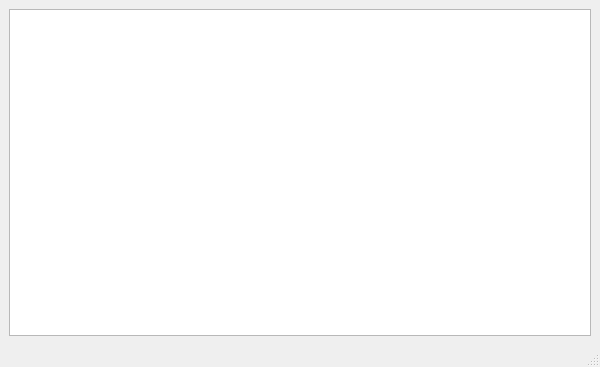
Above: UI/mainwindow.ui from skp17/pyCOM before the change. Below: the same form after it.
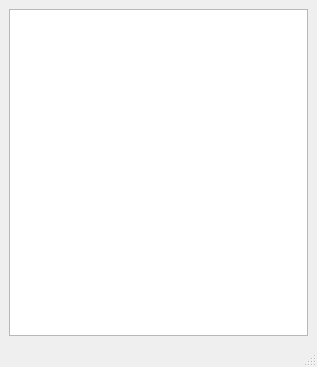
That is the form after the change.

```diff
--- a/UI/mainwindow.ui
+++ b/UI/mainwindow.ui
@@ -6,7 +6,7 @@
    <rect>
     <x>0</x>
     <y>0</y>
-    <width>600</width>
+    <width>317</width>
     <height>367</height>
    </rect>
   </property>
```
Left out of the diff: 2 changed lines with no effect on the pictures.
